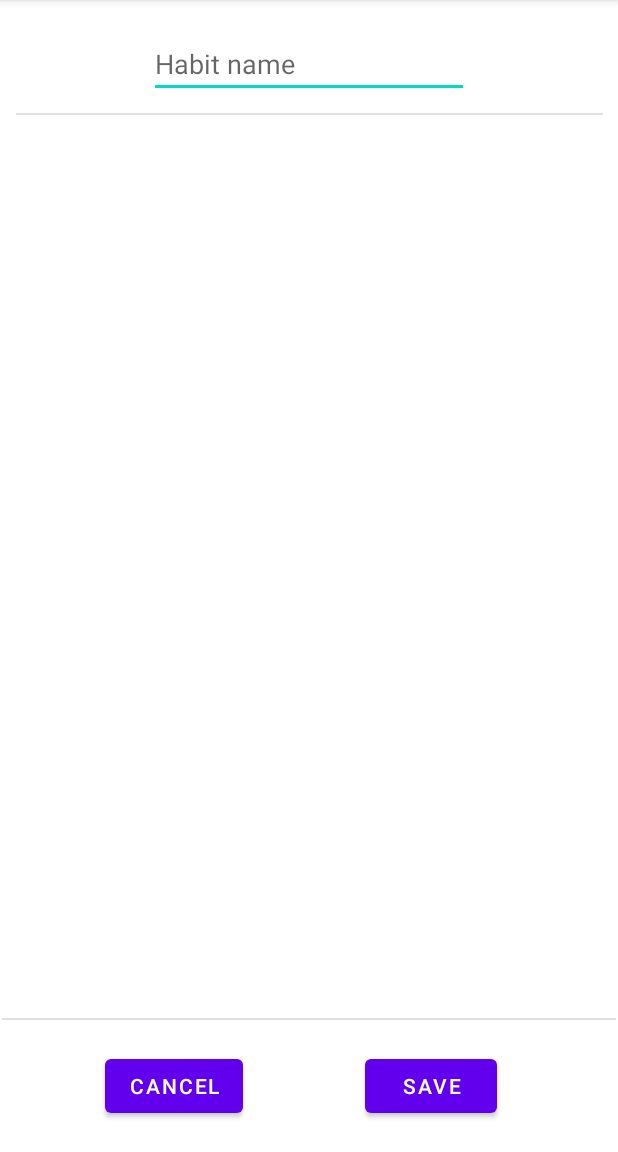
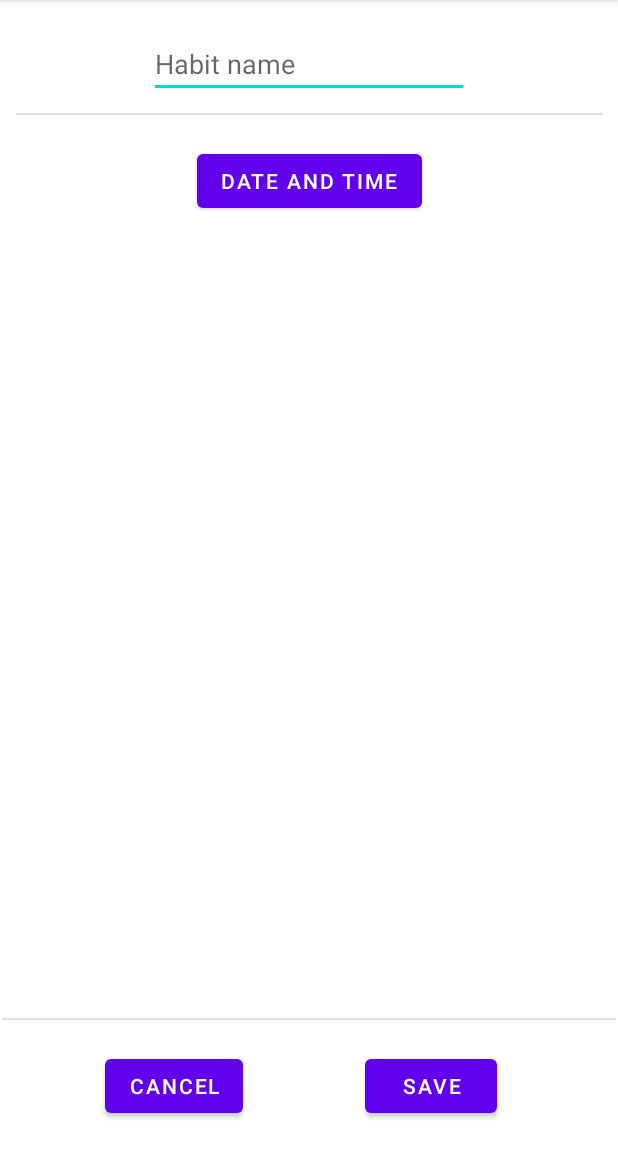
Before and after one commit to MrYee4/HabTracker2.0, an Android app: the CreateTask screen opened directly, with no data from a screen before it, on a phone screen of 412 x 824 dp, the part 84-1236 px from its top. Run offline under Robolectric (Android 15) with nearby library versions, the phone set to English and light mode, and no system bars.

Commit message:
Added a date picker and a time picker to CreateTask

```diff
--- a/app/src/main/java/com/example/habtracker20/CreateTask.java
+++ b/app/src/main/java/com/example/habtracker20/CreateTask.java
@@ -2,11 +2,29 @@ package com.example.habtracker20;
 
 import androidx.appcompat.app.AppCompatActivity;
 
+import android.app.DatePickerDialog;
+import android.app.TimePickerDialog;
 import android.content.Intent;
 import android.os.Bundle;
 import android.widget.Button;
+import android.widget.DatePicker;
+import android.widget.TimePicker;
 
-public class CreateTask extends AppCompatActivity {
+import java.util.Calendar;
+
+public class CreateTask extends AppCompatActivity implements DatePickerDialog.OnDateSetListener, TimePickerDialog.OnTimeSetListener {
+
+    int day = 0;
+    int month = 0;
+    int year = 0;
+    int hour = 0;
+    int minute = 0;
+
+    int savedDay = 0;
+    int savedMonth = 0;
+    int savedYear = 0;
+    int savedHour = 0;
+    int savedMinute = 0;
 
     @Override
     protected void onCreate(Bundle savedInstanceState) {
@@ -19,5 +37,41 @@ public class CreateTask extends AppCompatActivity {
             Intent intent1 = new Intent(this, MainActivity.class);
             startActivity(intent1);
         });
+
+        // set date and time
+        Button date = findViewById(R.id.pickDateTime);
+        date.setOnClickListener(vew -> {
+            getDateTimeCalender();
+            new DatePickerDialog(this, this, year, month, day).show();
+        });
+    }
+
+    @Override
+    public void onDateSet(DatePicker view, int year, int month, int dayOfMonth) {
+        this.savedDay = dayOfMonth;
+        this.savedMonth = month;
+        this.savedYear = year;
+
+        getDateTimeCalender();
+        new TimePickerDialog(this, this, hour, minute, true).show();
+    }
+
+    @Override
+    public void onTimeSet(TimePicker view, int hourOfDay, int minute) {
+        this.savedHour = hourOfDay;
+        this.savedMinute = minute;
+    }
+
+    private void pickDate() {
+
+    }
+
+    private void getDateTimeCalender() {
+        Calendar cal = Calendar.getInstance();
+        this.day = cal.get(Calendar.DAY_OF_MONTH);
+        this.month = cal.get(Calendar.MONTH);
+        this.year = cal.get(Calendar.YEAR);
+        this.hour = cal.get(Calendar.HOUR);
+        this.minute = cal.get(Calendar.MINUTE);
     }
 }
--- a/app/src/main/res/layout/activity_create_task.xml
+++ b/app/src/main/res/layout/activity_create_task.xml
@@ -61,4 +61,14 @@
         app:layout_constraintEnd_toEndOf="parent"
         app:layout_constraintStart_toStartOf="parent" />
 
+    <Button
+        android:id="@+id/pickDateTime"
+        android:layout_width="wrap_content"
+        android:layout_height="wrap_content"
+        android:layout_marginTop="20dp"
+        android:text="@string/pickDate"
+        app:layout_constraintEnd_toEndOf="parent"
+        app:layout_constraintStart_toStartOf="parent"
+        app:layout_constraintTop_toBottomOf="@+id/divider" />
+
 </androidx.constraintlayout.widget.ConstraintLayout>
--- a/app/src/main/res/values/strings.xml
+++ b/app/src/main/res/values/strings.xml
@@ -16,6 +16,7 @@
     <string name="return_to_main_activity">Back</string>
 
     <string name="addTask">Add Task</string>
+    <string name="pickDate">Date and Time</string>
 
     <string name="newTask">New Habit</string>
     <string name="nameHint">Habit name</string>
```
Also changed, not shown: app/src/main/java/com/example/habtracker20/MainActivity.java (+8 -4 lines).
